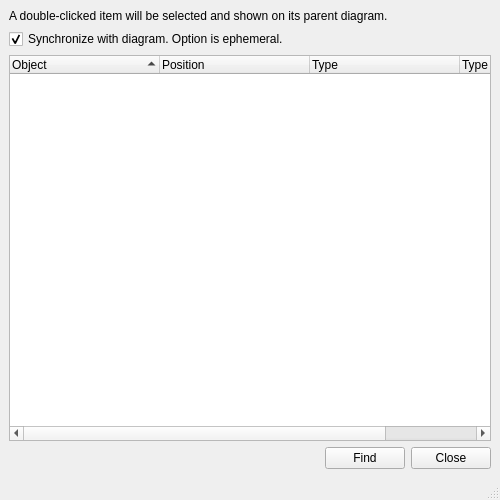
Above: UI/glitch-find-objects.ui from textbrowser/glitch before the change. Below: the same form after it.
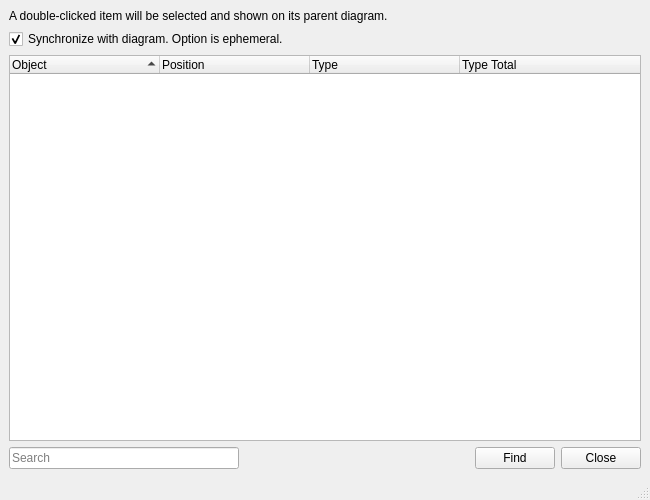
That is the form after the change. Icons and pictures are not drawn. Custom widgets are drawn as their Qt base class.

What changed in the file:
```diff
--- a/UI/glitch-find-objects.ui
+++ b/UI/glitch-find-objects.ui
@@ -6,7 +6,7 @@
    <rect>
     <x>0</x>
     <y>0</y>
-    <width>500</width>
+    <width>650</width>
     <height>500</height>
    </rect>
   </property>
@@ -92,6 +92,13 @@
     </item>
     <item>
      <layout class="QHBoxLayout" name="horizontalLayout">
+      <item>
+       <widget class="QLineEdit" name="search">
+        <property name="placeholderText">
+         <string>Search</string>
+        </property>
+       </widget>
+      </item>
       <item>
        <spacer name="horizontalSpacer">
         <property name="orientation">
```
Left out of the diff: 7 changed lines with no effect on the pictures.
